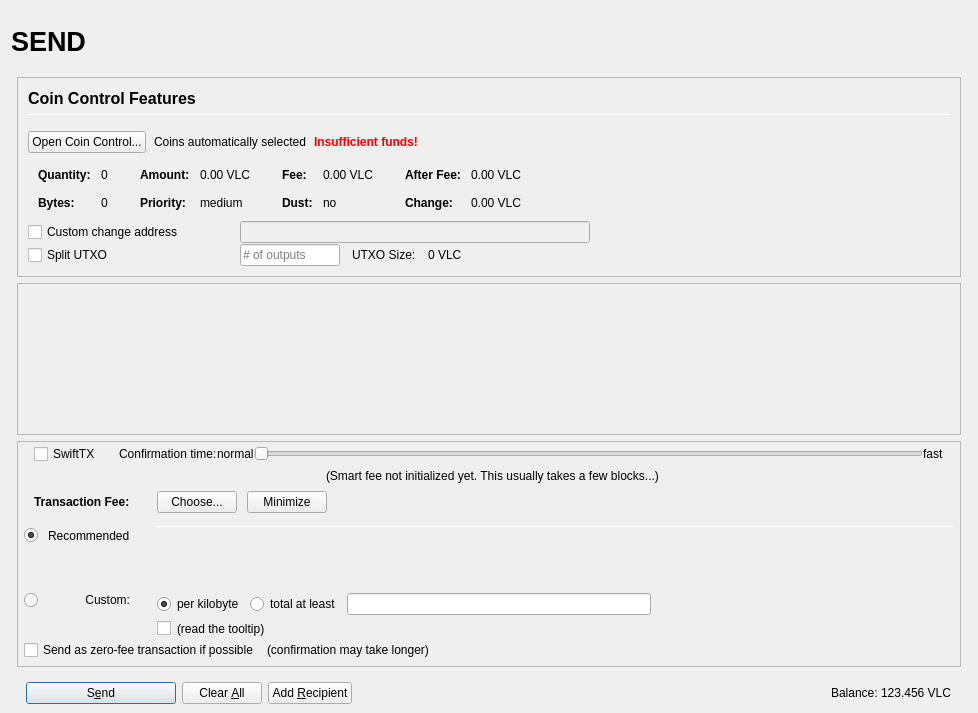
First picture: the form in src/qt/forms/sendcoinsdialog.ui, repository belechedev/BG-GoldMetalCoin, before the edit.
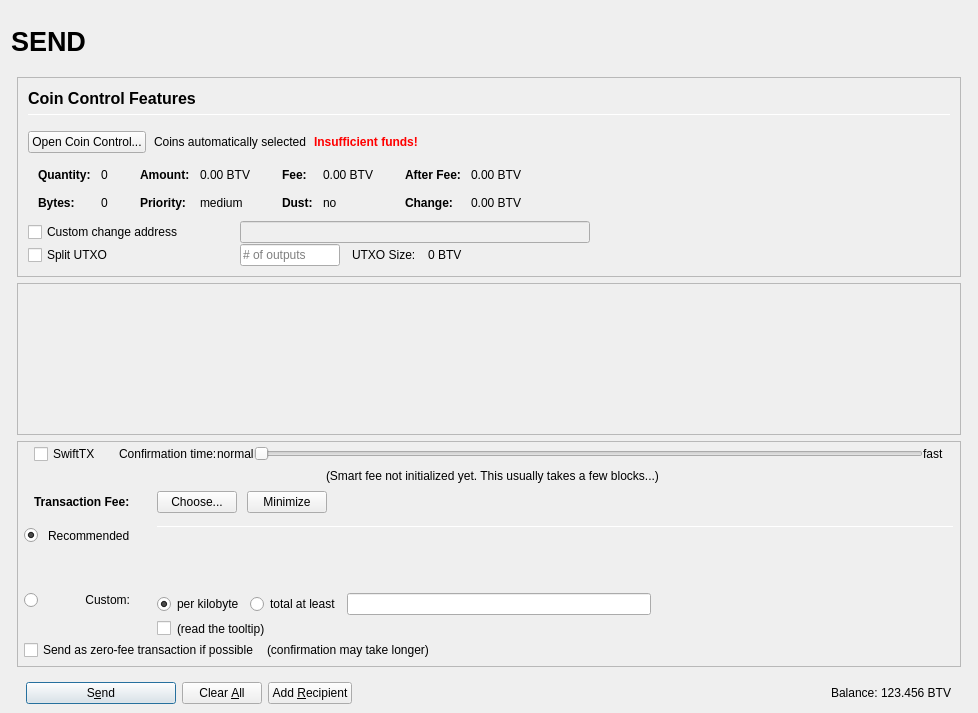
Second picture: the form after the edit. Icons and pictures are not drawn. Custom widgets are drawn as their Qt base class.

```diff
--- a/src/qt/forms/sendcoinsdialog.ui
+++ b/src/qt/forms/sendcoinsdialog.ui
@@ -493,7 +493,7 @@
                         <enum>Qt::ActionsContextMenu</enum>
                        </property>
                        <property name="text">
-                        <string notr="true">0.00 VLC</string>
+                        <string notr="true">0.00 BTV</string>
                        </property>
                        <property name="textInteractionFlags">
                         <set>Qt::LinksAccessibleByMouse|Qt::TextSelectableByKeyboard|Qt::TextSelectableByMouse</set>
@@ -573,7 +573,7 @@
                         <enum>Qt::ActionsContextMenu</enum>
                        </property>
                        <property name="text">
-                        <string notr="true">0.00 VLC</string>
+                        <string notr="true">0.00 BTV</string>
                        </property>
                        <property name="textInteractionFlags">
                         <set>Qt::LinksAccessibleByMouse|Qt::TextSelectableByKeyboard|Qt::TextSelectableByMouse</set>
@@ -653,7 +653,7 @@
                         <enum>Qt::ActionsContextMenu</enum>
                        </property>
                        <property name="text">
-                        <string notr="true">0.00 VLC</string>
+                        <string notr="true">0.00 BTV</string>
                        </property>
                        <property name="textInteractionFlags">
                         <set>Qt::LinksAccessibleByMouse|Qt::TextSelectableByKeyboard|Qt::TextSelectableByMouse</set>
@@ -682,7 +682,7 @@
                         <enum>Qt::ActionsContextMenu</enum>
                        </property>
                        <property name="text">
-                        <string notr="true">0.00 VLC</string>
+                        <string notr="true">0.00 BTV</string>
                        </property>
                        <property name="textInteractionFlags">
                         <set>Qt::LinksAccessibleByMouse|Qt::TextSelectableByKeyboard|Qt::TextSelectableByMouse</set>
@@ -849,7 +849,7 @@
                 <item>
                  <widget class="QLabel" name="labelBlockSize">
                   <property name="text">
-                   <string>0 VLC</string>
+                   <string>0 BTV</string>
                   </property>
                  </widget>
                 </item>
@@ -1730,7 +1730,7 @@
                 <cursorShape>IBeamCursor</cursorShape>
                </property>
                <property name="text">
-                <string notr="true">123.456 VLC</string>
+                <string notr="true">123.456 BTV</string>
                </property>
                <property name="textInteractionFlags">
                 <set>Qt::LinksAccessibleByMouse|Qt::TextSelectableByKeyboard|Qt::TextSelectableByMouse</set>
```
Left out of the diff: 18 changed lines with no effect on the pictures.
